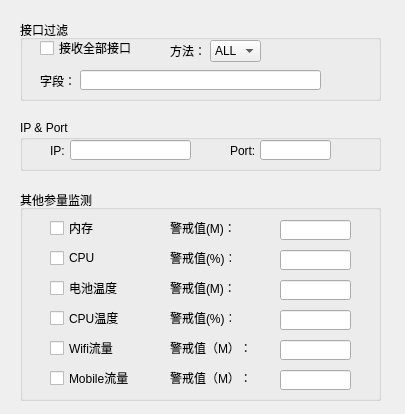
The window that src/princekin/ui/setting/interfacesetup.ui (chorushe/princekin) describes before a commit, drawn with Qt 5.
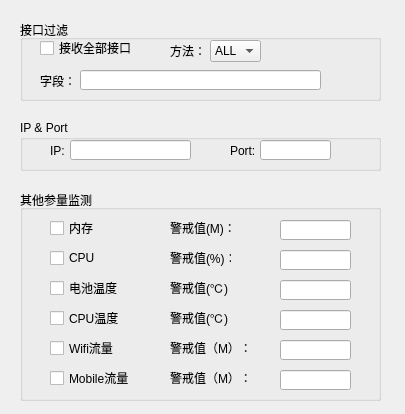
The same window after the commit.

```diff
--- a/src/princekin/ui/setting/interfacesetup.ui
+++ b/src/princekin/ui/setting/interfacesetup.ui
@@ -168,7 +168,7 @@
      </rect>
     </property>
     <property name="text">
-     <string>警戒值(M)：</string>
+     <string>警戒值(℃)：</string>
     </property>
    </widget>
    <widget class="QLabel" name="cpuTempLabel">
@@ -181,7 +181,7 @@
      </rect>
     </property>
     <property name="text">
-     <string>警戒值(%)：</string>
+     <string>警戒值(℃)：</string>
     </property>
    </widget>
    <widget class="QCheckBox" name="wifiCBtn">
```
